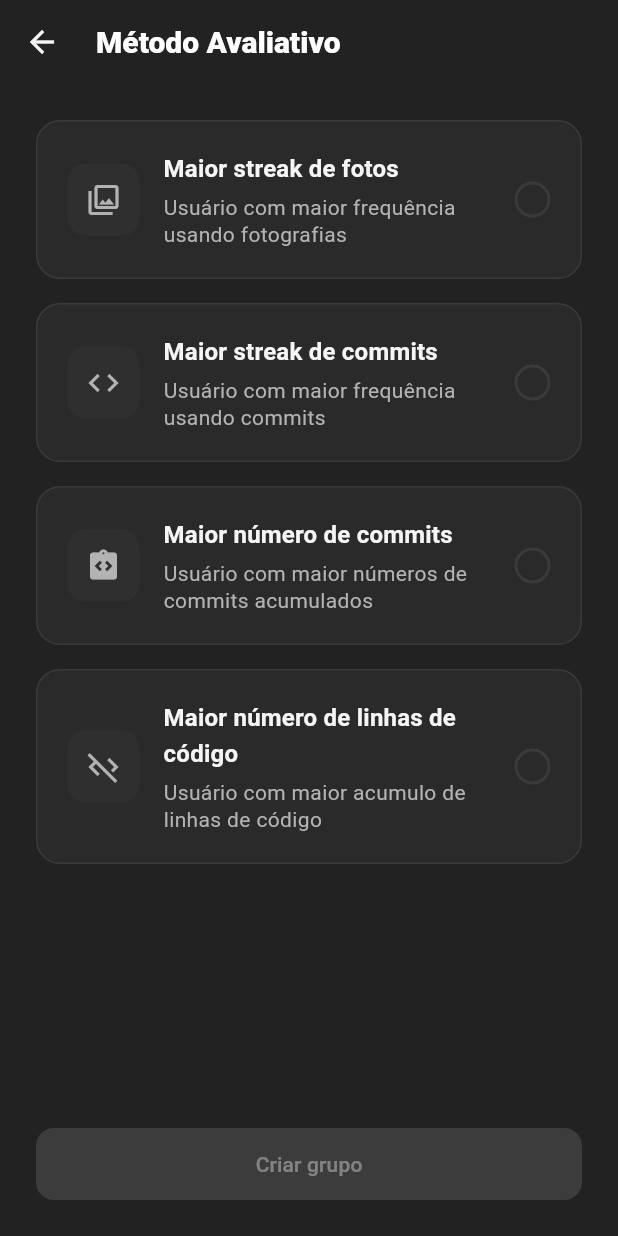
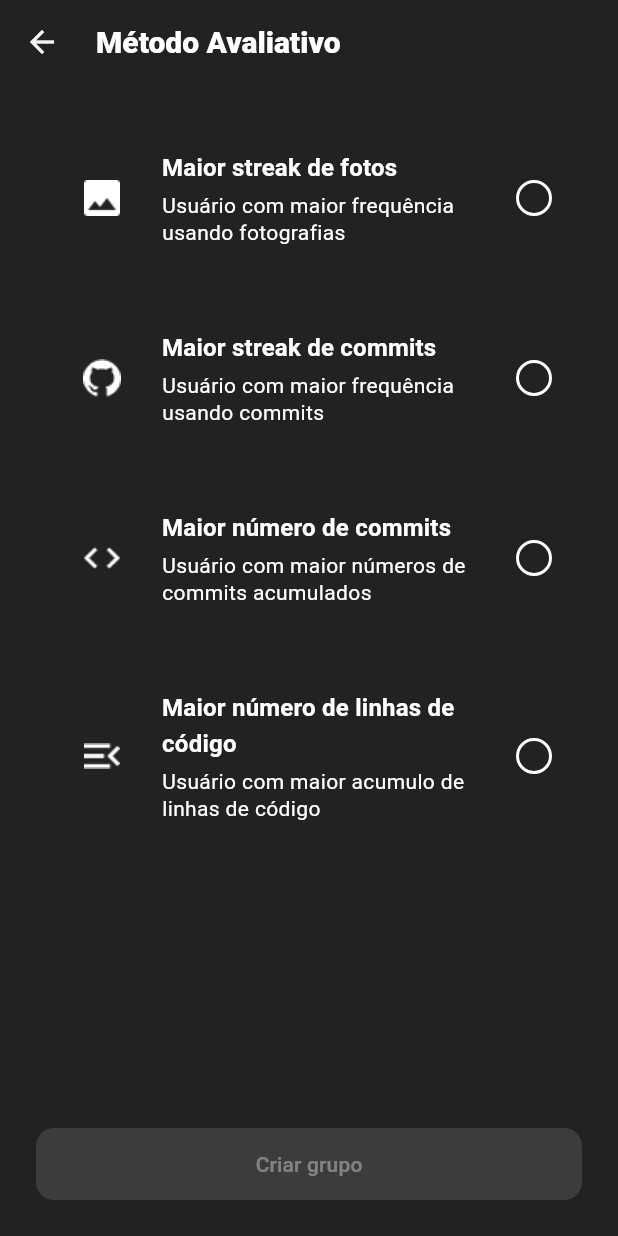
Before and after one commit to coderats-hub/legacy-coderats, a Flutter app: the ScoringModeGroupsScreen screen opened directly, on a phone screen of 412 x 824 dp. Run offline on Flutter 3.47's test engine with Material 3 defaults, Android fonts, the phone set to English and light mode, and no system bars; our stand-ins replace flutter_riverpod, google_fonts.

Commit message:
icones arrumados

```diff
--- a/Codigo/apps/mobile/lib/features/groups/presentation/screens/scoring_mode_groups.screen.dart
+++ b/Codigo/apps/mobile/lib/features/groups/presentation/screens/scoring_mode_groups.screen.dart
@@ -53,7 +53,7 @@ class _ScoringModeGroupsScreenState extends State<ScoringModeGroupsScreen> {
                 children: [
                   // Opção 1: Maior streak de fotos
                   _buildEvaluationOption(
-                    icon: Icons.photo_library_outlined,
+                    iconPath: 'assets/icons/image.png',
                     title: 'Maior streak de fotos',
                     description: 'Usuário com maior frequência usando fotografias',
                     method: EvaluationMethod.photoStreak,
@@ -64,7 +64,7 @@ class _ScoringModeGroupsScreenState extends State<ScoringModeGroupsScreen> {
 
                   // Opção 2: Maior streak de commits
                   _buildEvaluationOption(
-                    icon: Icons.code,
+                    iconPath: 'assets/icons/github.png',
                     title: 'Maior streak de commits',
                     description: 'Usuário com maior frequência usando commits',
                     method: EvaluationMethod.commitStreak,
@@ -75,7 +75,7 @@ class _ScoringModeGroupsScreenState extends State<ScoringModeGroupsScreen> {
 
                   // Opção 3: Maior número de commits
                   _buildEvaluationOption(
-                    icon: Icons.integration_instructions,
+                    iconPath: 'assets/icons/maior.png',
                     title: 'Maior número de commits',
                     description: 'Usuário com maior números de commits acumulados',
                     method: EvaluationMethod.commitCount,
@@ -86,7 +86,7 @@ class _ScoringModeGroupsScreenState extends State<ScoringModeGroupsScreen> {
 
                   // Opção 4: Maior número de linhas de código
                   _buildEvaluationOption(
-                    icon: Icons.code_off,
+                    iconPath: 'assets/icons/maior2.png',
                     title: 'Maior número de linhas de código',
                     description: 'Usuário com maior acumulo de linhas de código',
                     method: EvaluationMethod.codeLines,
@@ -114,7 +114,7 @@ class _ScoringModeGroupsScreenState extends State<ScoringModeGroupsScreen> {
   }
 
   Widget _buildEvaluationOption({
-    required IconData icon,
+    required String iconPath,
     required String title,
     required String description,
     required EvaluationMethod method,
@@ -131,28 +131,20 @@ class _ScoringModeGroupsScreenState extends State<ScoringModeGroupsScreen> {
       },
       child: Container(
         padding: const EdgeInsets.all(20),
-        decoration: BoxDecoration(
-          color: colors.surfaceVariant,
-          borderRadius: BorderRadius.circular(16),
-          border: Border.all(
-            color: isSelected ? colors.primary : colors.outline,
-            width: isSelected ? 2 : 1,
-          ),
-        ),
         child: Row(
           children: [
             // Ícone
-            Container(
+            SizedBox(
               width: 48,
               height: 48,
-              decoration: BoxDecoration(
-                color: isSelected ? colors.primary.withOpacity(0.2) : colors.surface,
-                borderRadius: BorderRadius.circular(12),
-              ),
-              child: Icon(
-                icon,
-                color: isSelected ? colors.primary : colors.onSurfaceVariant,
-                size: 24,
+              child: Padding(
+                padding: const EdgeInsets.all(8),
+                child: Image.asset(
+                  iconPath,
+                  width: 32,
+                  height: 32,
+                  color: Colors.white,
+                ),
               ),
             ),
             const SizedBox(width: 16),
@@ -165,7 +157,7 @@ class _ScoringModeGroupsScreenState extends State<ScoringModeGroupsScreen> {
                   Text(
                     title,
                     style: textTheme.titleMedium?.copyWith(
-                      color: colors.onSurface,
+                      color: Colors.white,
                       fontWeight: FontWeight.bold,
                     ),
                   ),
@@ -173,7 +165,7 @@ class _ScoringModeGroupsScreenState extends State<ScoringModeGroupsScreen> {
                   Text(
                     description,
                     style: textTheme.bodyMedium?.copyWith(
-                      color: colors.onSurfaceVariant,
+                      color: Colors.white,
                       height: 1.3,
                     ),
                   ),
@@ -188,15 +180,15 @@ class _ScoringModeGroupsScreenState extends State<ScoringModeGroupsScreen> {
               decoration: BoxDecoration(
                 shape: BoxShape.circle,
                 border: Border.all(
-                  color: isSelected ? colors.primary : colors.outline,
+                  color: Colors.white,
                   width: 2,
                 ),
-                color: isSelected ? colors.primary : Colors.transparent,
+                color: isSelected ? Colors.white : Colors.transparent,
               ),
               child: isSelected
                   ? Icon(
                       Icons.check,
-                      color: colors.onPrimary,
+                      color: Colors.black,
                       size: 16,
                     )
                   : null,
--- a/Codigo/apps/mobile/pubspec.yaml
+++ b/Codigo/apps/mobile/pubspec.yaml
@@ -60,9 +60,8 @@ flutter:
   uses-material-design: true
 
   # To add assets to your application, add an assets section, like this:
-  # assets:
-  #   - images/a_dot_burr.jpeg
-  #   - images/a_dot_ham.jpeg
+  assets:
+    - assets/icons/
 
   # An image asset can refer to one or more resolution-specific "variants", see
   # https://flutter.dev/assets-and-images/#resolution-aware
```
Also changed, not shown: Codigo/apps/mobile/assets/icons/github.png (added), Codigo/apps/mobile/assets/icons/image.png (added), Codigo/apps/mobile/assets/icons/maior.png (added), Codigo/apps/mobile/assets/icons/maior2.png (added).
